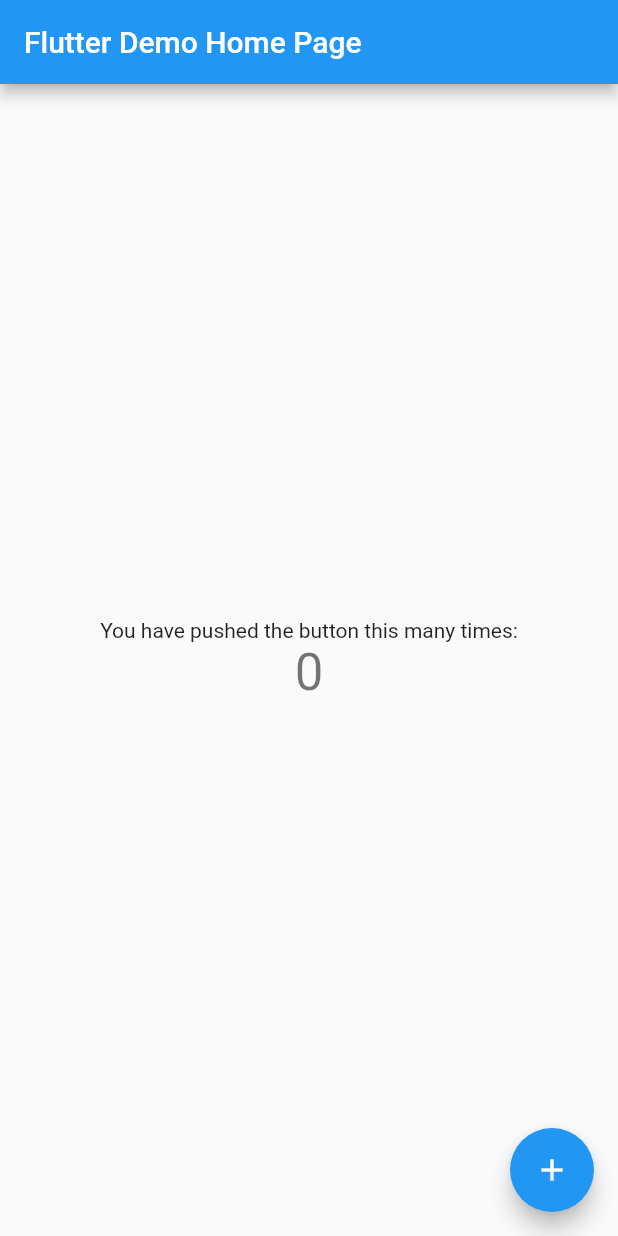
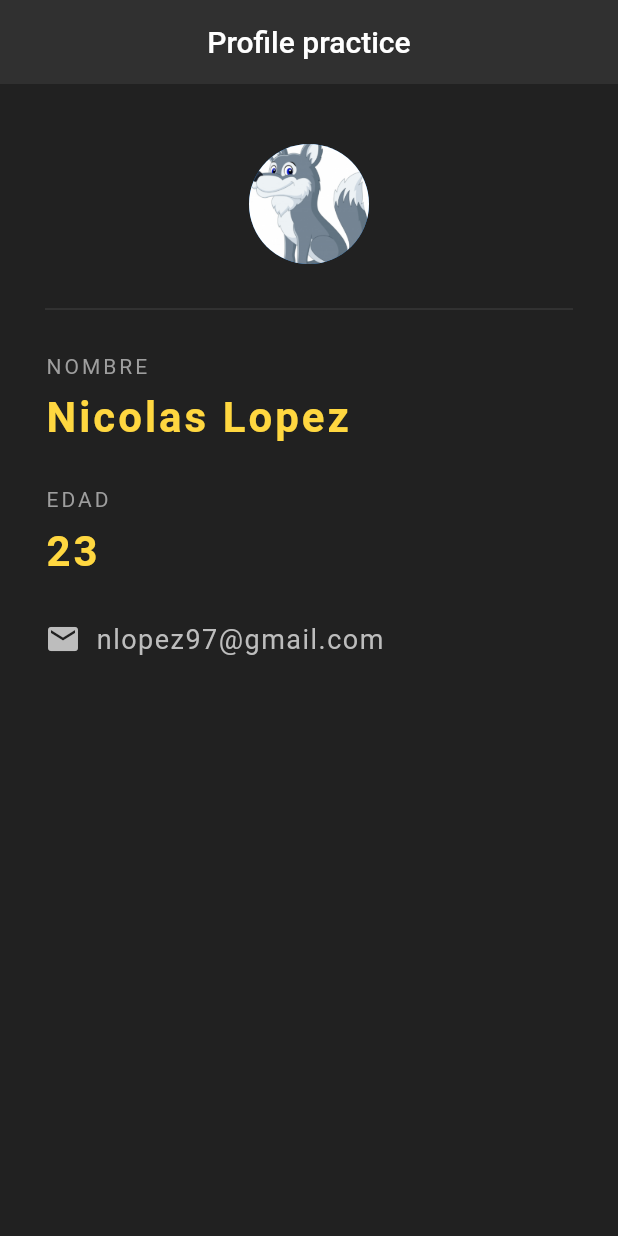
Before and after one commit to NicolasLopezFer/FlutterPractices, a Flutter app: the screen it shows after launch, on a phone screen of 412 x 824 dp. Run offline on Flutter 3.47's test engine with Material 2 defaults, Android fonts, the phone set to English and light mode, and no system bars.

```diff
--- a/profile/lib/main.dart
+++ b/profile/lib/main.dart
@@ -1,113 +1,93 @@
 import 'package:flutter/material.dart';
 
 void main() {
-  runApp(MyApp());
+  runApp(MaterialApp(
+    home: Profile(),
+  ));
 }
 
-class MyApp extends StatelessWidget {
-  // This widget is the root of your application.
+class Profile extends StatelessWidget {
   @override
   Widget build(BuildContext context) {
-    return MaterialApp(
-      title: 'Flutter Demo',
-      theme: ThemeData(
-        // This is the theme of your application.
-        //
-        // Try running your application with "flutter run". You'll see the
-        // application has a blue toolbar. Then, without quitting the app, try
-        // changing the primarySwatch below to Colors.green and then invoke
-        // "hot reload" (press "r" in the console where you ran "flutter run",
-        // or simply save your changes to "hot reload" in a Flutter IDE).
-        // Notice that the counter didn't reset back to zero; the application
-        // is not restarted.
-        primarySwatch: Colors.blue,
+    return Scaffold(
+      backgroundColor: Colors.grey[900],
+      appBar: AppBar(
+        title: Text('Profile practice'),
+        centerTitle: true,
+        backgroundColor: Colors.grey[850],
+        elevation: 0.0,
       ),
-      home: MyHomePage(title: 'Flutter Demo Home Page'),
-    );
-  }
-}
-
-class MyHomePage extends StatefulWidget {
-  MyHomePage({Key key, this.title}) : super(key: key);
-
-  // This widget is the home page of your application. It is stateful, meaning
-  // that it has a State object (defined below) that contains fields that affect
-  // how it looks.
-
-  // This class is the configuration for the state. It holds the values (in this
-  // case the title) provided by the parent (in this case the App widget) and
-  // used by the build method of the State. Fields in a Widget subclass are
-  // always marked "final".
-
-  final String title;
-
-  @override
-  _MyHomePageState createState() => _MyHomePageState();
-}
-
-class _MyHomePageState extends State<MyHomePage> {
-  int _counter = 0;
-
-  void _incrementCounter() {
-    setState(() {
-      // This call to setState tells the Flutter framework that something has
-      // changed in this State, which causes it to rerun the build method below
-      // so that the display can reflect the updated values. If we changed
-      // _counter without calling setState(), then the build method would not be
-      // called again, and so nothing would appear to happen.
-      _counter++;
-    });
-  }
-
-  @override
-  Widget build(BuildContext context) {
-    // This method is rerun every time setState is called, for instance as done
-    // by the _incrementCounter method above.
-    //
-    // The Flutter framework has been optimized to make rerunning build methods
-    // fast, so that you can just rebuild anything that needs updating rather
-    // than having to individually change instances of widgets.
-    return Scaffold(
-      appBar: AppBar(
-        // Here we take the value from the MyHomePage object that was created by
-        // the App.build method, and use it to set our appbar title.
-        title: Text(widget.title),
-      ),
-      body: Center(
-        // Center is a layout widget. It takes a single child and positions it
-        // in the middle of the parent.
+      body: Padding(
+        padding: EdgeInsets.fromLTRB(30.0, 40.0, 30.0, 0.0),
         child: Column(
-          // Column is also a layout widget. It takes a list of children and
-          // arranges them vertically. By default, it sizes itself to fit its
-          // children horizontally, and tries to be as tall as its parent.
-          //
-          // Invoke "debug painting" (press "p" in the console, choose the
-          // "Toggle Debug Paint" action from the Flutter Inspector in Android
-          // Studio, or the "Toggle Debug Paint" command in Visual Studio Code)
-          // to see the wireframe for each widget.
-          //
-          // Column has various properties to control how it sizes itself and
-          // how it positions its children. Here we use mainAxisAlignment to
-          // center the children vertically; the main axis here is the vertical
-          // axis because Columns are vertical (the cross axis would be
-          // horizontal).
-          mainAxisAlignment: MainAxisAlignment.center,
+          crossAxisAlignment: CrossAxisAlignment.start,
           children: <Widget>[
-            Text(
-              'You have pushed the button this many times:',
+            Center(
+              child: CircleAvatar(
+                backgroundImage: AssetImage('assets/Lobo.jpg'),
+                radius: 40.0,
+              ),
+            ),
+            Divider(
+              height: 60.0,
+              color: Colors.grey[800],
             ),
             Text(
-              '$_counter',
-              style: Theme.of(context).textTheme.headline4,
+              'NOMBRE',
+              style: TextStyle(
+                color: Colors.grey,
+                letterSpacing: 2.0,
+              ),
+            ),
+            SizedBox(height: 10.0),
+            Text(
+              'Nicolas Lopez',
+              style: TextStyle(
+                color: Colors.amberAccent[200],
+                letterSpacing: 2.0,
+                fontSize: 28.0,
+                fontWeight: FontWeight.bold,
+              ),
+            ),
+            SizedBox(height: 30.0),
+            Text(
+              'EDAD',
+              style: TextStyle(
+                color: Colors.grey,
+                letterSpacing: 2.0,
+              ),
+            ),
+            SizedBox(height: 10.0),
+            Text(
+              '23',
+              style: TextStyle(
+                color: Colors.amberAccent[200],
+                letterSpacing: 2.0,
+                fontSize: 28.0,
+                fontWeight: FontWeight.bold,
+              ),
+            ),
+            SizedBox(height: 30.0),
+            Row(
+              children: <Widget>[
+                Icon(
+                  Icons.email,
+                  color: Colors.grey[400],
+                ),
+                SizedBox(width: 10.0),
+                Text(
+                  'nlopez97@gmail.com',
+                  style: TextStyle(
+                    color: Colors.grey[400],
+                    fontSize: 18.0,
+                    letterSpacing: 1.0,
+                  ),
+                ),
+              ],
             ),
           ],
         ),
       ),
-      floatingActionButton: FloatingActionButton(
-        onPressed: _incrementCounter,
-        tooltip: 'Increment',
-        child: Icon(Icons.add),
-      ), // This trailing comma makes auto-formatting nicer for build methods.
     );
   }
 }
--- a/profile/pubspec.yaml
+++ b/profile/pubspec.yaml
@@ -45,9 +45,8 @@
   uses-material-design: true
 
   # To add assets to your application, add an assets section, like this:
-  # assets:
-  #   - images/a_dot_burr.jpeg
-  #   - images/a_dot_ham.jpeg
+  assets:
+    - assets/Lobo.jpg
 
   # An image asset can refer to one or more resolution-specific "variants", see
   # https://flutter.dev/assets-and-images/#resolution-aware.
```
Also changed, not shown: profile/assets/Lobo.jpg (added), 1 other file.
